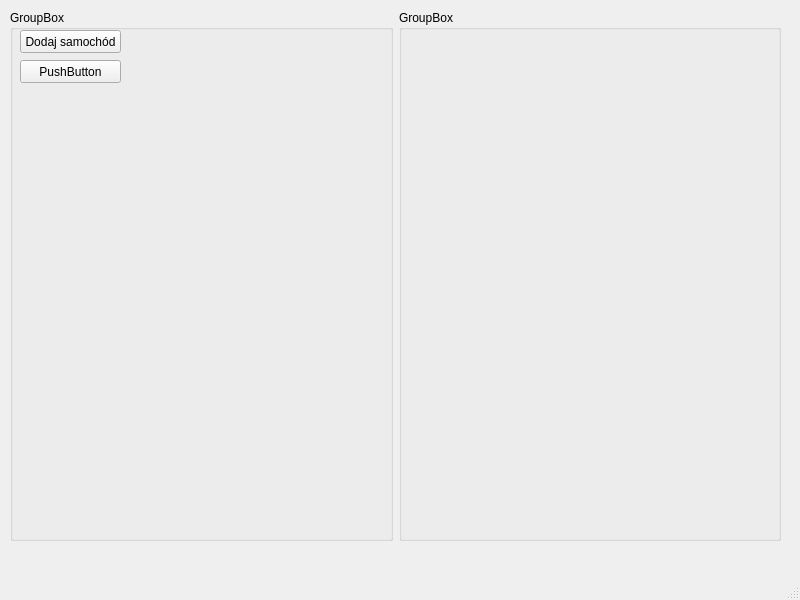
Above: mainmenugui.ui from Barto-Paja/iDocCar before the change. Below: the same form after it.
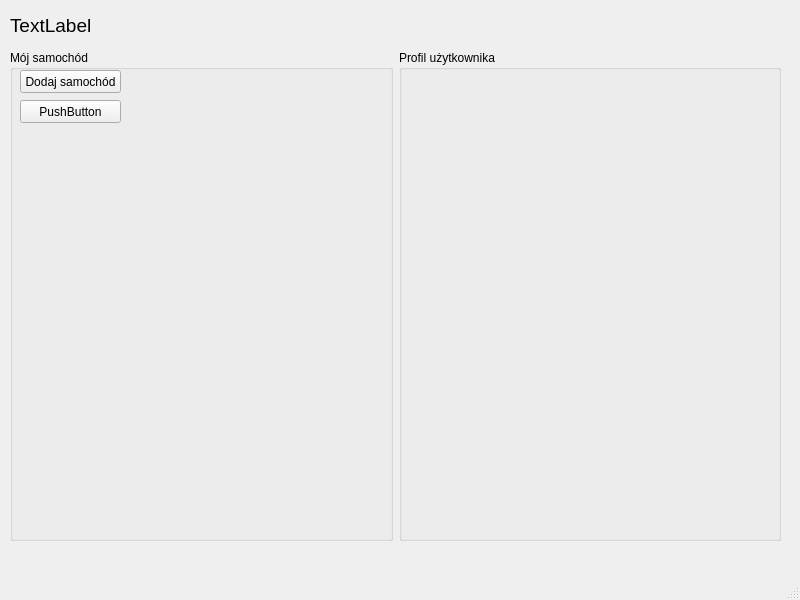
That is the form after the change.

What changed in the file:
```diff
--- a/mainmenugui.ui
+++ b/mainmenugui.ui
@@ -18,16 +18,16 @@
     <property name="geometry">
      <rect>
       <x>10</x>
-      <y>10</y>
+      <y>50</y>
       <width>771</width>
-      <height>531</height>
+      <height>491</height>
      </rect>
     </property>
     <layout class="QGridLayout" name="gridLayout">
      <item row="0" column="0">
       <widget class="QGroupBox" name="groupBox">
        <property name="title">
-        <string>GroupBox</string>
+        <string>Mój samochód</string>
        </property>
        <widget class="QPushButton" name="pushButton">
         <property name="geometry">
@@ -60,12 +60,30 @@
      <item row="0" column="1">
       <widget class="QGroupBox" name="groupBox_2">
        <property name="title">
-        <string>GroupBox</string>
+        <string>Profil użytkownika</string>
        </property>
       </widget>
      </item>
     </layout>
    </widget>
+   <widget class="QLabel" name="l_welcome">
+    <property name="geometry">
+     <rect>
+      <x>10</x>
+      <y>10</y>
+      <width>391</width>
+      <height>31</height>
+     </rect>
+    </property>
+    <property name="font">
+     <font>
+      <pointsize>14</pointsize>
+     </font>
+    </property>
+    <property name="text">
+     <string>TextLabel</string>
+    </property>
+   </widget>
   </widget>
   <widget class="QMenuBar" name="menubar">
    <property name="geometry">
```
